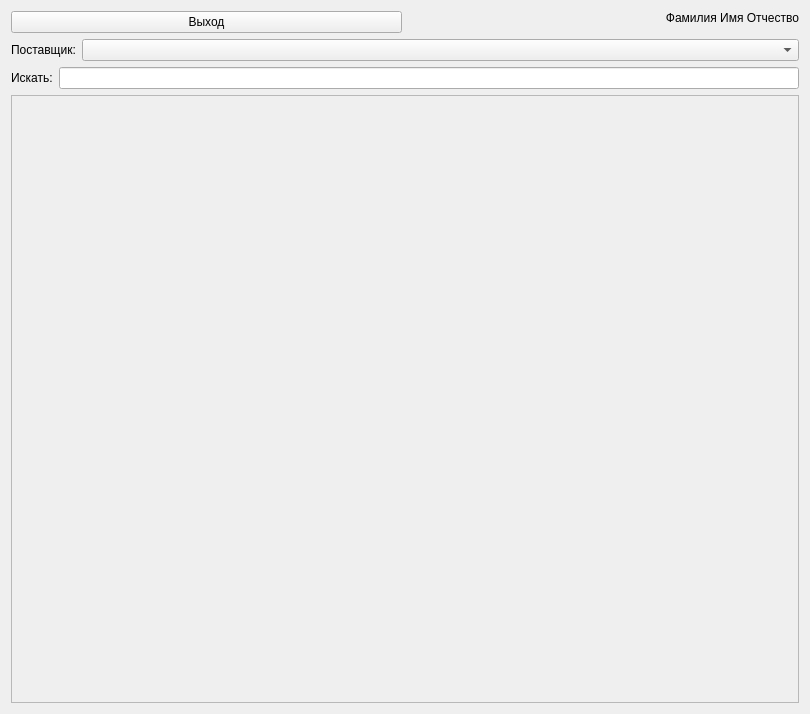
buj17/demka, file shoe_store/gui/ui/xml/item_list_manager_widget.ui: the form before one commit.
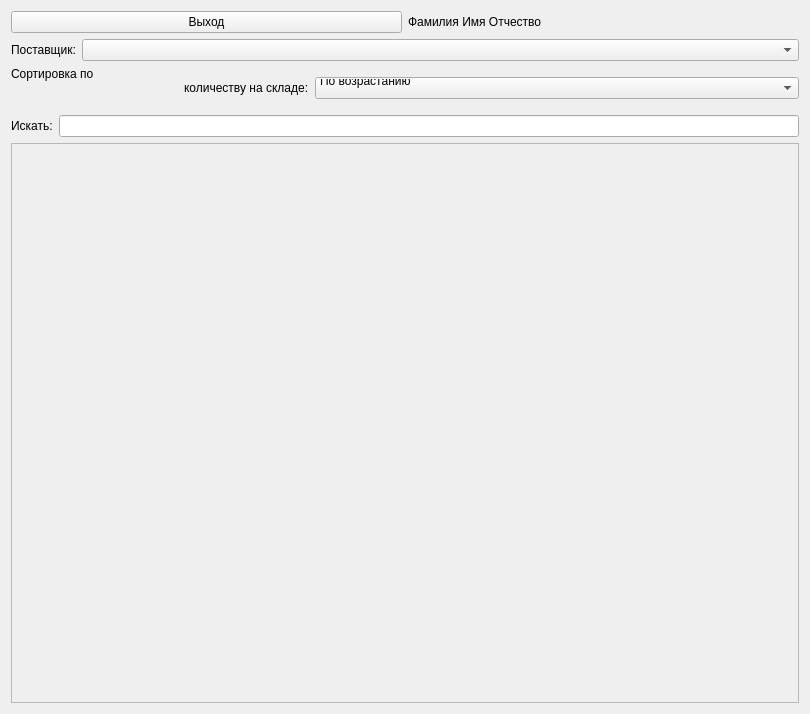
The form after the commit.

Commit message: Added widget for sorting by stock quantity

```diff
--- a/shoe_store/gui/ui/xml/item_list_manager_widget.ui
+++ b/shoe_store/gui/ui/xml/item_list_manager_widget.ui
@@ -31,11 +31,6 @@
                                     <property name="text">
                                         <string>Фамилия Имя Отчество</string>
                                     </property>
-                                    <property name="alignment">
-                                        <set>
-                                            Qt::AlignRight|Qt::AlignTop|Qt::AlignTrailing
-                                        </set>
-                                    </property>
                                 </widget>
                             </item>
                         </layout>
@@ -69,6 +64,45 @@
                             </item>
                             <item>
                                 <layout class="QHBoxLayout"
+                                        name="horizontalLayout_8">
+                                    <item>
+                                        <widget class="QLabel" name="label_3">
+                                            <property name="text">
+                                                <string>Сортировка по
+                                                    количеству на складе:
+                                                </string>
+                                            </property>
+                                        </widget>
+                                    </item>
+                                    <item>
+                                        <widget class="QComboBox"
+                                                name="sort_by_stock_quantity_combo_box">
+                                            <property name="sizePolicy">
+                                                <sizepolicy
+                                                        hsizetype="Expanding"
+                                                        vsizetype="Fixed">
+                                                    <horstretch>0</horstretch>
+                                                    <verstretch>0</verstretch>
+                                                </sizepolicy>
+                                            </property>
+                                            <item>
+                                                <property name="text">
+                                                    <string>По возрастанию
+                                                    </string>
+                                                </property>
+                                            </item>
+                                            <item>
+                                                <property name="text">
+                                                    <string>По убыванию
+                                                    </string>
+                                                </property>
+                                            </item>
+                                        </widget>
+                                    </item>
+                                </layout>
+                            </item>
+                            <item>
+                                <layout class="QHBoxLayout"
                                         name="horizontalLayout">
                                     <item>
                                         <widget class="QLabel" name="label">
@@ -100,7 +134,7 @@
                                         <x>0</x>
                                         <y>0</y>
                                         <width>784</width>
-                                        <height>587</height>
+                                        <height>556</height>
                                     </rect>
                                 </property>
                                 <layout class="QVBoxLayout"
```
The commit also changes 2 other files.
